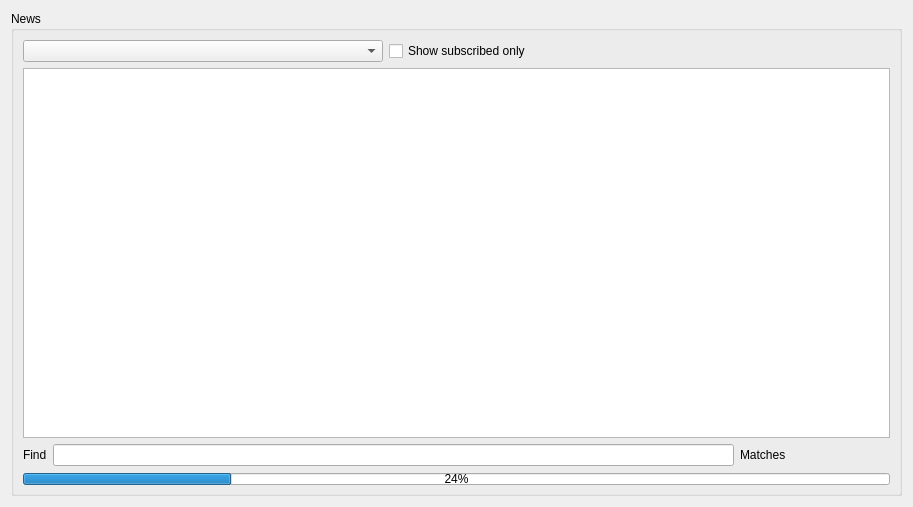
Above: app/gui/groups.ui from ensisoft/newsflash-plus before the change. Below: the same form after it.
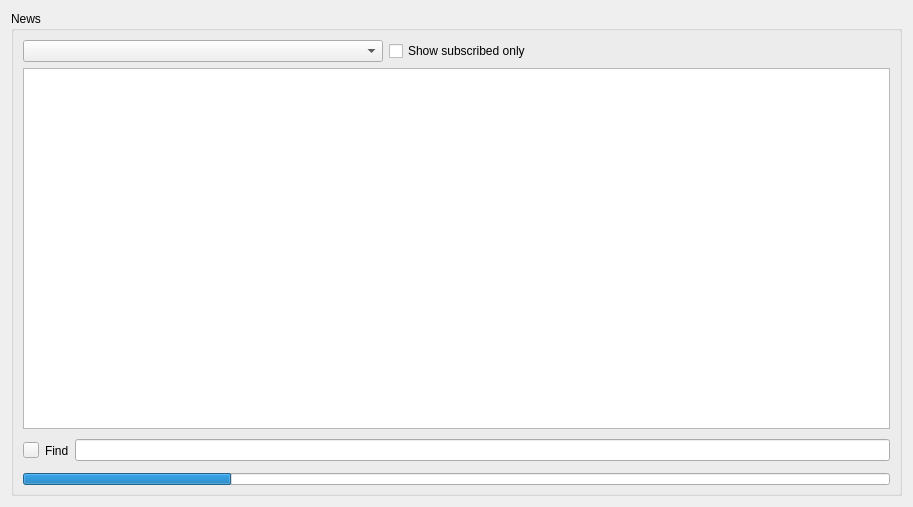
That is the form after the change. Icons and pictures are not drawn.

Diff of the .ui file:
```diff
--- a/app/gui/groups.ui
+++ b/app/gui/groups.ui
@@ -60,6 +60,18 @@
       </item>
       <item>
        <widget class="QTableView" name="tableGroups">
+        <property name="contextMenuPolicy">
+         <enum>Qt::CustomContextMenu</enum>
+        </property>
+        <property name="horizontalScrollBarPolicy">
+         <enum>Qt::ScrollBarAlwaysOff</enum>
+        </property>
+        <property name="selectionMode">
+         <enum>QAbstractItemView::SingleSelection</enum>
+        </property>
+        <property name="selectionBehavior">
+         <enum>QAbstractItemView::SelectRows</enum>
+        </property>
         <property name="showGrid">
          <bool>false</bool>
         </property>
@@ -86,28 +98,53 @@
       <item>
        <layout class="QHBoxLayout" name="horizontalLayout_2">
         <item>
-         <widget class="QLabel" name="label">
+         <widget class="QPushButton" name="btnCloseFind">
+          <property name="sizePolicy">
+           <sizepolicy hsizetype="MinimumExpanding" vsizetype="Preferred">
+            <horstretch>0</horstretch>
+            <verstretch>0</verstretch>
+           </sizepolicy>
+          </property>
+          <property name="maximumSize">
+           <size>
+            <width>16</width>
+            <height>16</height>
+           </size>
+          </property>
           <property name="text">
-           <string>Find</string>
+           <string/>
+          </property>
+          <property name="icon">
+           <iconset resource="../../../../svnroot/newsflash/gui/resource.qrc">
+            <normaloff>:/resource/16x16_ico_png/ico_cancel.png</normaloff>:/resource/16x16_ico_png/ico_cancel.png</iconset>
+          </property>
+          <property name="flat">
+           <bool>false</bool>
           </property>
          </widget>
         </item>
         <item>
-         <widget class="QLineEdit" name="editFilter"/>
-        </item>
-        <item>
-         <widget class="QLabel" name="lblInfo">
+         <widget class="QLabel" name="label_4">
           <property name="minimumSize">
            <size>
-            <width>150</width>
-            <height>0</height>
+            <width>0</width>
+            <height>31</height>
+           </size>
+          </property>
+          <property name="maximumSize">
+           <size>
+            <width>16777215</width>
+            <height>31</height>
            </size>
           </property>
           <property name="text">
-           <string>Matches</string>
+           <string>Find</string>
           </property>
          </widget>
         </item>
+        <item>
+         <widget class="QLineEdit" name="editFind"/>
+        </item>
        </layout>
       </item>
       <item>
@@ -127,6 +164,9 @@
         <property name="value">
          <number>24</number>
         </property>
+        <property name="textVisible">
+         <bool>false</bool>
+        </property>
        </widget>
       </item>
      </layout>
```
Left out of the diff: 44 changed lines with no effect on the pictures.
